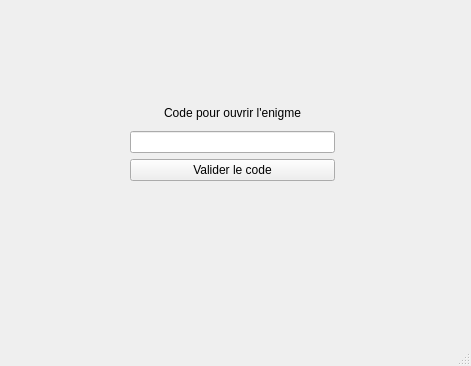
Before: the Qt Designer form mainwindow.ui in Newtonietzsche/EscapeGameSoundApp, drawn with Qt 5.
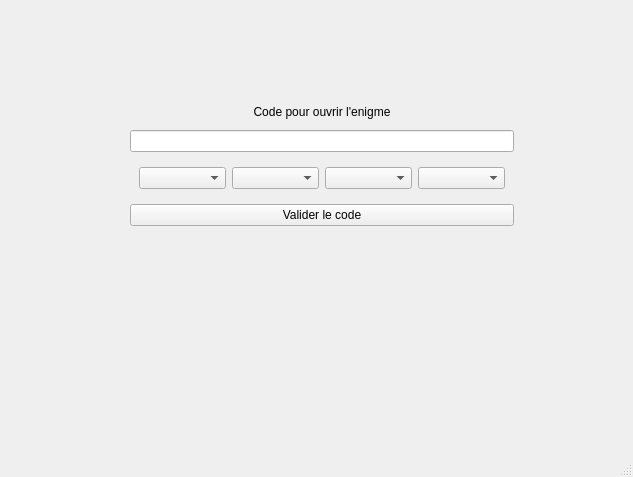
After: the same form once the commit is applied.

Commit message: ajout ouverture main fenêtre par code

Patch:
```diff
--- a/mainwindow.ui
+++ b/mainwindow.ui
@@ -6,8 +6,8 @@
    <rect>
     <x>0</x>
     <y>0</y>
-    <width>471</width>
-    <height>366</height>
+    <width>633</width>
+    <height>477</height>
    </rect>
   </property>
   <property name="windowTitle">
@@ -19,8 +19,8 @@
      <rect>
       <x>130</x>
       <y>100</y>
-      <width>205</width>
-      <height>111</height>
+      <width>384</width>
+      <height>155</height>
      </rect>
     </property>
     <layout class="QVBoxLayout" name="verticalLayout_3">
@@ -37,6 +37,28 @@
      <item>
       <widget class="QLineEdit" name="lineEdit"/>
      </item>
+     <item>
+      <widget class="QWidget" name="widget" native="true">
+       <layout class="QHBoxLayout" name="horizontalLayout_3">
+        <item>
+         <layout class="QHBoxLayout" name="horizontalLayout_2">
+          <item>
+           <widget class="QComboBox" name="comboBox_4"/>
+          </item>
+          <item>
+           <widget class="QComboBox" name="comboBox_3"/>
+          </item>
+          <item>
+           <widget class="QComboBox" name="comboBox_2"/>
+          </item>
+          <item>
+           <widget class="QComboBox" name="comboBox"/>
+          </item>
+         </layout>
+        </item>
+       </layout>
+      </widget>
+     </item>
      <item>
       <widget class="QPushButton" name="pushButton">
        <property name="text">
```
Left out of the diff: 2 changed lines with no effect on the pictures. The commit also changes 7 other files.
